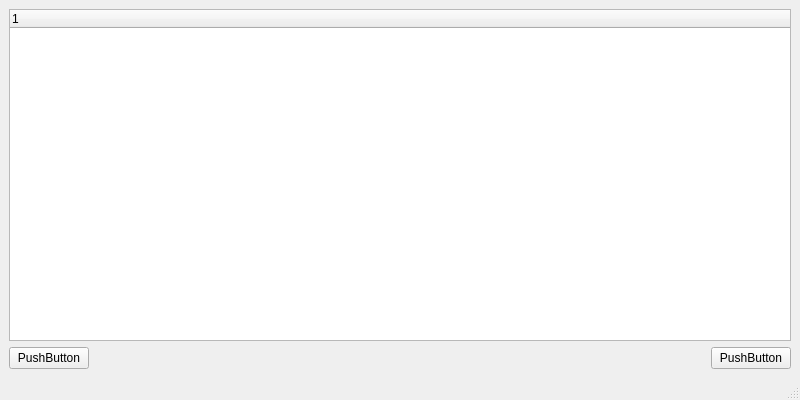
Above: mainwindow.ui from StellarRaccoon/DnD-Character-Builder before the change. Below: the same form after it.
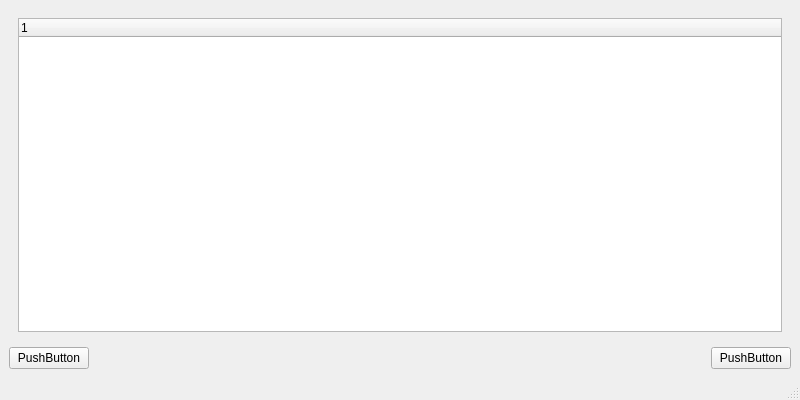
That is the form after the change.

Commit message: Show Racial Traits in dialog. Dialog Buttons in wrong place

```diff
--- a/mainwindow.ui
+++ b/mainwindow.ui
@@ -18,12 +18,21 @@
     <item>
      <layout class="QGridLayout" name="gridLayout_2">
       <item row="0" column="0">
+       <widget class="QStackedWidget" name="stackedWidget">
+        <widget class="QWidget" name="pageRace">
+         <layout class="QGridLayout" name="gridLayout">
+          <item row="0" column="0">
        <widget class="QTreeWidget" name="treeWidget">
         <column>
          <property name="text">
           <string notr="true">1</string>
          </property>
         </column>
+           </widget>
+          </item>
+         </layout>
+        </widget>
+        <widget class="QWidget" name="page_2"/>
        </widget>
       </item>
      </layout>
```
Lines whose indentation alone changed are shown as unchanged. The commit also changes 6 other files.
